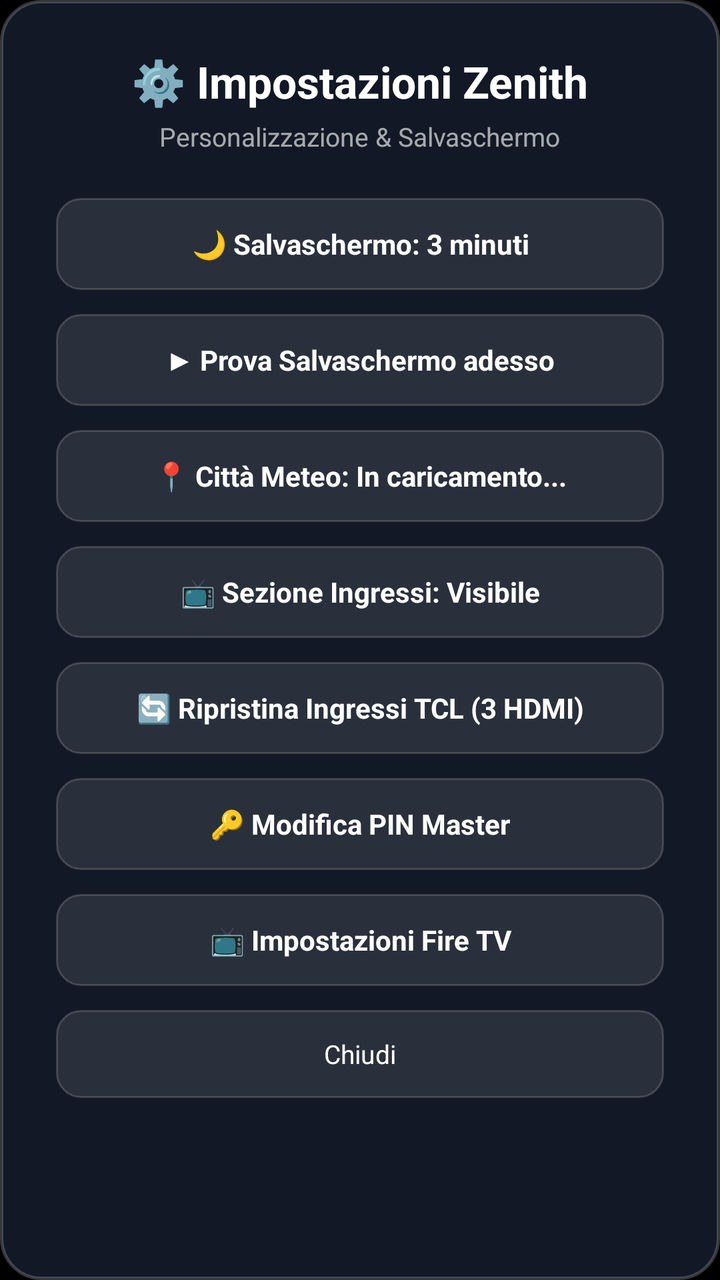
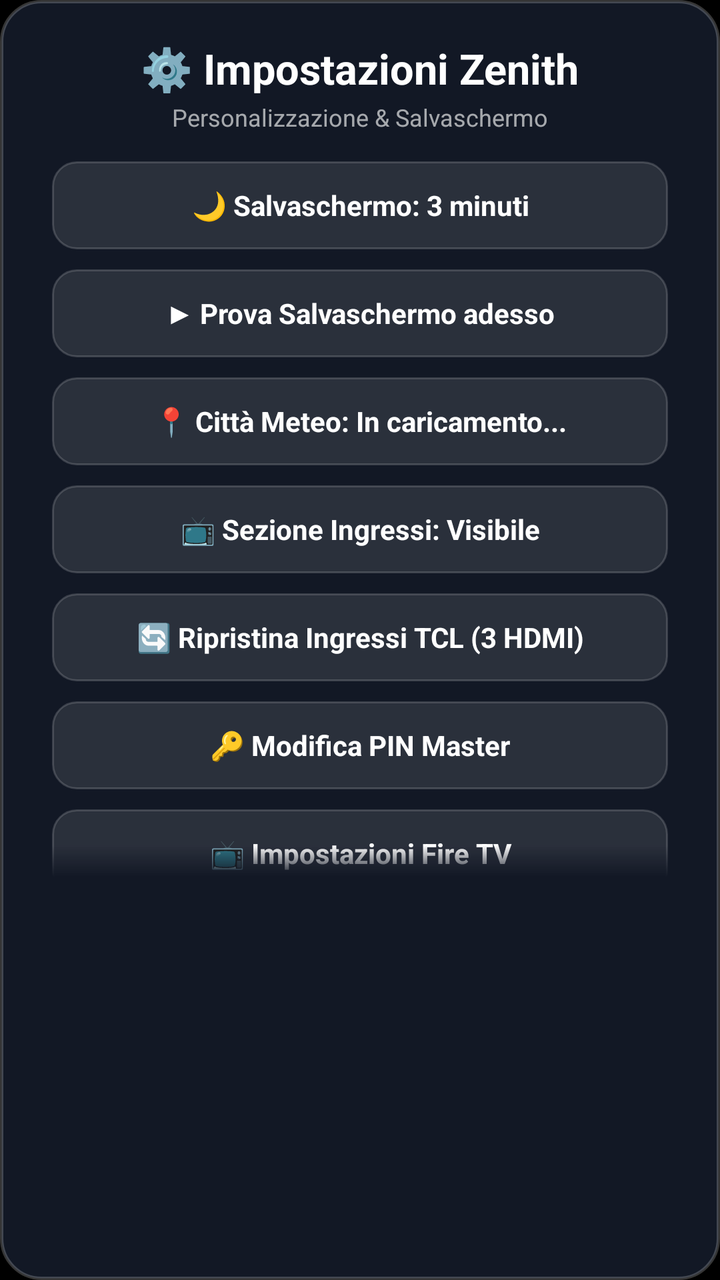

An Android layout rendered at two revisions. The XML below is the earlier revision; the diff shows what the commit changed to produce the second picture.
<!-- AndroidManifest.xml: application theme Theme.Zenith -->
<!-- res/layout/dialog_settings.xml -->
<?xml version="1.0" encoding="utf-8"?>
<LinearLayout xmlns:android="http://schemas.android.com/apk/res/android"
    android:id="@+id/ll_settings_root"
    android:layout_width="440dp"
    android:layout_height="wrap_content"
    android:layout_gravity="center"
    android:orientation="vertical"
    android:background="@drawable/dialog_background"
    android:paddingStart="28dp"
    android:paddingEnd="28dp"
    android:paddingTop="26dp"
    android:paddingBottom="26dp"
    android:gravity="center_horizontal">

    <TextView
        android:id="@+id/tv_settings_title"
        android:layout_width="wrap_content"
        android:layout_height="wrap_content"
        android:textColor="#FFFFFFFF"
        android:textSize="22sp"
        android:textStyle="bold"
        android:text="⚙️ Impostazioni Zenith" />

    <TextView
        android:id="@+id/tv_settings_subtitle"
        android:layout_width="wrap_content"
        android:layout_height="wrap_content"
        android:layout_marginTop="4dp"
        android:layout_marginBottom="22dp"
        android:textColor="#A0FFFFFF"
        android:textSize="13sp"
        android:text="Personalizzazione &amp; Salvaschermo" />

    
    <TextView
        android:id="@+id/btn_set_screensaver_timeout"
        android:layout_width="match_parent"
        android:layout_height="46dp"
        android:background="@drawable/dialog_button_selector"
        android:focusable="true"
        android:clickable="true"
        android:gravity="center"
        android:text="🌙 Salvaschermo: 3 minuti"
        android:textColor="@color/dialog_button_text_color"
        android:textSize="14sp"
        android:textStyle="bold" />

    
    <TextView
        android:id="@+id/btn_set_screensaver_test"
        android:layout_width="match_parent"
        android:layout_height="46dp"
        android:layout_marginTop="12dp"
        android:background="@drawable/dialog_button_selector"
        android:focusable="true"
        android:clickable="true"
        android:gravity="center"
        android:text="▶ Prova Salvaschermo adesso"
        android:textColor="@color/dialog_button_text_color"
        android:textSize="14sp"
        android:textStyle="bold" />

    
    <TextView
        android:id="@+id/btn_set_weather_city"
        android:layout_width="match_parent"
        android:layout_height="46dp"
        android:layout_marginTop="12dp"
        android:background="@drawable/dialog_button_selector"
        android:focusable="true"
        android:clickable="true"
        android:gravity="center"
        android:text="📍 Città Meteo: In caricamento..."
        android:textColor="@color/dialog_button_text_color"
        android:textSize="14sp"
        android:textStyle="bold" />

    
    <TextView
        android:id="@+id/btn_set_inputs_visibility"
        android:layout_width="match_parent"
        android:layout_height="46dp"
        android:layout_marginTop="12dp"
        android:background="@drawable/dialog_button_selector"
        android:focusable="true"
        android:clickable="true"
        android:gravity="center"
        android:text="📺 Sezione Ingressi: Visibile"
        android:textColor="@color/dialog_button_text_color"
        android:textSize="14sp"
        android:textStyle="bold" />

    
    <TextView
        android:id="@+id/btn_set_inputs_reset"
        android:layout_width="match_parent"
        android:layout_height="46dp"
        android:layout_marginTop="12dp"
        android:background="@drawable/dialog_button_selector"
        android:focusable="true"
        android:clickable="true"
        android:gravity="center"
        android:text="🔄 Ripristina Ingressi TCL (3 HDMI)"
        android:textColor="@color/dialog_button_text_color"
        android:textSize="14sp"
        android:textStyle="bold" />

    
    <TextView
        android:id="@+id/btn_set_change_pin"
        android:layout_width="match_parent"
        android:layout_height="46dp"
        android:layout_marginTop="12dp"
        android:background="@drawable/dialog_button_selector"
        android:focusable="true"
        android:clickable="true"
        android:gravity="center"
        android:text="🔑 Modifica PIN Master"
        android:textColor="@color/dialog_button_text_color"
        android:textSize="14sp"
        android:textStyle="bold" />

    
    <TextView
        android:id="@+id/btn_set_firetv"
        android:layout_width="match_parent"
        android:layout_height="46dp"
        android:layout_marginTop="12dp"
        android:background="@drawable/dialog_button_selector"
        android:focusable="true"
        android:clickable="true"
        android:gravity="center"
        android:text="📺 Impostazioni Fire TV"
        android:textColor="@color/dialog_button_text_color"
        android:textSize="14sp"
        android:textStyle="bold" />

    
    <TextView
        android:id="@+id/btn_set_close"
        android:layout_width="match_parent"
        android:layout_height="44dp"
        android:layout_marginTop="12dp"
        android:background="@drawable/dialog_button_selector"
        android:focusable="true"
        android:clickable="true"
        android:gravity="center"
        android:text="Chiudi"
        android:textColor="@color/dialog_button_text_color"
        android:textSize="13sp" />

</LinearLayout>
<!-- resources referenced by this layout -->
<resources>
  <!-- drawable dialog_background (drawable) -->
  <?xml version="1.0" encoding="utf-8"?>
  <shape xmlns:android="http://schemas.android.com/apk/res/android"
      android:shape="rectangle">
      <corners android:radius="20dp" />
      <solid android:color="#F2141A28" />
      <stroke android:width="1.5dp" android:color="#35FFFFFF" />
  </shape>
  <!-- drawable dialog_button_selector (drawable) -->
  <?xml version="1.0" encoding="utf-8"?>
  <selector xmlns:android="http://schemas.android.com/apk/res/android">
      <item android:state_focused="true">
          <shape android:shape="rectangle">
              <corners android:radius="12dp" />
              <solid android:color="#FFFFFFFF" />
              <stroke android:width="2dp" android:color="#FFFFFFFF" />
          </shape>
      </item>
      <item android:state_pressed="true">
          <shape android:shape="rectangle">
              <corners android:radius="12dp" />
              <solid android:color="#D0FFFFFF" />
          </shape>
      </item>
      <item>
          <shape android:shape="rectangle">
              <corners android:radius="12dp" />
              <solid android:color="#1AFFFFFF" />
              <stroke android:width="1dp" android:color="#2AFFFFFF" />
          </shape>
      </item>
  </selector>
  <style name="Theme.Zenith" parent="@android:style/Theme.NoTitleBar.Fullscreen">
          <item name="android:windowBackground">@android:color/black</item>
          <item name="android:colorBackground">@android:color/black</item>
          <item name="android:textColorPrimary">@color/text_primary</item>
          <item name="android:textColorSecondary">@color/text_secondary</item>
      </style>
  <color name="text_primary">#FFFFFFFF</color>
  <color name="text_secondary">#CCE2D9F3</color>
</resources>

<!-- the commit's change to res/layout/dialog_settings.xml (unified diff, before → after) -->
@@ -1,15 +1,15 @@
 <?xml version="1.0" encoding="utf-8"?>
 <LinearLayout xmlns:android="http://schemas.android.com/apk/res/android"
     android:id="@+id/ll_settings_root"
-    android:layout_width="440dp"
+    android:layout_width="460dp"
     android:layout_height="wrap_content"
     android:layout_gravity="center"
     android:orientation="vertical"
     android:background="@drawable/dialog_background"
-    android:paddingStart="28dp"
-    android:paddingEnd="28dp"
-    android:paddingTop="26dp"
-    android:paddingBottom="26dp"
+    android:paddingStart="26dp"
+    android:paddingEnd="26dp"
+    android:paddingTop="20dp"
+    android:paddingBottom="16dp"
     android:gravity="center_horizontal">
 
     <TextView
@@ -17,7 +17,7 @@
         android:layout_width="wrap_content"
         android:layout_height="wrap_content"
         android:textColor="#FFFFFFFF"
-        android:textSize="22sp"
+        android:textSize="21sp"
         android:textStyle="bold"
         android:text="⚙️ Impostazioni Zenith" />
 
@@ -25,128 +25,149 @@
         android:id="@+id/tv_settings_subtitle"
         android:layout_width="wrap_content"
         android:layout_height="wrap_content"
-        android:layout_marginTop="4dp"
-        android:layout_marginBottom="22dp"
+        android:layout_marginTop="2dp"
+        android:layout_marginBottom="12dp"
         android:textColor="#A0FFFFFF"
-        android:textSize="13sp"
+        android:textSize="12sp"
         android:text="Personalizzazione &amp; Salvaschermo" />
 
-    
-    <TextView
-        android:id="@+id/btn_set_screensaver_timeout"
+    <ScrollView
+        android:id="@+id/sv_settings_scroll"
         android:layout_width="match_parent"
-        android:layout_height="46dp"
-        android:background="@drawable/dialog_button_selector"
-        android:focusable="true"
-        android:clickable="true"
-        android:gravity="center"
-        android:text="🌙 Salvaschermo: 3 minuti"
-        android:textColor="@color/dialog_button_text_color"
-        android:textSize="14sp"
-        android:textStyle="bold" />
+        android:layout_height="360dp"
+        android:scrollbars="none"
+        android:overScrollMode="never"
+        android:fadingEdge="vertical"
+        android:requiresFadingEdge="vertical"
+        android:fadingEdgeLength="16dp"
+        android:clipToPadding="false">
 
-    
-    <TextView
-        android:id="@+id/btn_set_screensaver_test"
-        android:layout_width="match_parent"
-        android:layout_height="46dp"
-        android:layout_marginTop="12dp"
-        android:background="@drawable/dialog_button_selector"
-        android:focusable="true"
-        android:clickable="true"
-        android:gravity="center"
-        android:text="▶ Prova Salvaschermo adesso"
-        android:textColor="@color/dialog_button_text_color"
-        android:textSize="14sp"
-        android:textStyle="bold" />
+        <LinearLayout
+            android:layout_width="match_parent"
+            android:layout_height="wrap_content"
+            android:orientation="vertical"
+            android:paddingTop="2dp"
+            android:paddingBottom="10dp">
 
-    
-    <TextView
-        android:id="@+id/btn_set_weather_city"
-        android:layout_width="match_parent"
-        android:layout_height="46dp"
-        android:layout_marginTop="12dp"
-        android:background="@drawable/dialog_button_selector"
-        android:focusable="true"
-        android:clickable="true"
-        android:gravity="center"
-        android:text="📍 Città Meteo: In caricamento..."
-        android:textColor="@color/dialog_button_text_color"
-        android:textSize="14sp"
-        android:textStyle="bold" />
+            
+            <TextView
+                android:id="@+id/btn_set_screensaver_timeout"
+                android:layout_width="match_parent"
+                android:layout_height="44dp"
+                android:background="@drawable/dialog_button_selector"
+                android:focusable="true"
+                android:clickable="true"
+                android:gravity="center"
+                android:text="🌙 Salvaschermo: 3 minuti"
+                android:textColor="@color/dialog_button_text_color"
+                android:textSize="14sp"
+                android:textStyle="bold" />
 
-    
-    <TextView
-        android:id="@+id/btn_set_inputs_visibility"
-        android:layout_width="match_parent"
-        android:layout_height="46dp"
-        android:layout_marginTop="12dp"
-        android:background="@drawable/dialog_button_selector"
-        android:focusable="true"
-        android:clickable="true"
-        android:gravity="center"
-        android:text="📺 Sezione Ingressi: Visibile"
-        android:textColor="@color/dialog_button_text_color"
-        android:textSize="14sp"
-        android:textStyle="bold" />
+            
+            <TextView
+                android:id="@+id/btn_set_screensaver_test"
+                android:layout_width="match_parent"
+                android:layout_height="44dp"
+                android:layout_marginTop="10dp"
+                android:background="@drawable/dialog_button_selector"
+                android:focusable="true"
+                android:clickable="true"
+                android:gravity="center"
+                android:text="▶ Prova Salvaschermo adesso"
+                android:textColor="@color/dialog_button_text_color"
+                android:textSize="14sp"
+                android:textStyle="bold" />
 
-    
-    <TextView
-        android:id="@+id/btn_set_inputs_reset"
-        android:layout_width="match_parent"
-        android:layout_height="46dp"
-        android:layout_marginTop="12dp"
-        android:background="@drawable/dialog_button_selector"
-        android:focusable="true"
-        android:clickable="true"
-        android:gravity="center"
-        android:text="🔄 Ripristina Ingressi TCL (3 HDMI)"
-        android:textColor="@color/dialog_button_text_color"
-        android:textSize="14sp"
-        android:textStyle="bold" />
+            
+            <TextView
+                android:id="@+id/btn_set_weather_city"
+                android:layout_width="match_parent"
+                android:layout_height="44dp"
+                android:layout_marginTop="10dp"
+                android:background="@drawable/dialog_button_selector"
+                android:focusable="true"
+                android:clickable="true"
+                android:gravity="center"
+                android:text="📍 Città Meteo: In caricamento..."
+                android:textColor="@color/dialog_button_text_color"
+                android:textSize="14sp"
+                android:textStyle="bold" />
 
-    
-    <TextView
-        android:id="@+id/btn_set_change_pin"
-        android:layout_width="match_parent"
-        android:layout_height="46dp"
-        android:layout_marginTop="12dp"
-        android:background="@drawable/dialog_button_selector"
-        android:focusable="true"
-        android:clickable="true"
-        android:gravity="center"
-        android:text="🔑 Modifica PIN Master"
-        android:textColor="@color/dialog_button_text_color"
-        android:textSize="14sp"
-        android:textStyle="bold" />
+            
+            <TextView
+                android:id="@+id/btn_set_inputs_visibility"
+                android:layout_width="match_parent"
+                android:layout_height="44dp"
+                android:layout_marginTop="10dp"
+                android:background="@drawable/dialog_button_selector"
+                android:focusable="true"
+                android:clickable="true"
+                android:gravity="center"
+                android:text="📺 Sezione Ingressi: Visibile"
+                android:textColor="@color/dialog_button_text_color"
+                android:textSize="14sp"
+                android:textStyle="bold" />
 
-    
-    <TextView
-        android:id="@+id/btn_set_firetv"
-        android:layout_width="match_parent"
-        android:layout_height="46dp"
-        android:layout_marginTop="12dp"
-        android:background="@drawable/dialog_button_selector"
-        android:focusable="true"
-        android:clickable="true"
-        android:gravity="center"
-        android:text="📺 Impostazioni Fire TV"
-        android:textColor="@color/dialog_button_text_color"
-        android:textSize="14sp"
-        android:textStyle="bold" />
+            
+            <TextView
+                android:id="@+id/btn_set_inputs_reset"
+                android:layout_width="match_parent"
+                android:layout_height="44dp"
+                android:layout_marginTop="10dp"
+                android:background="@drawable/dialog_button_selector"
+                android:focusable="true"
+                android:clickable="true"
+                android:gravity="center"
+                android:text="🔄 Ripristina Ingressi TCL (3 HDMI)"
+                android:textColor="@color/dialog_button_text_color"
+                android:textSize="14sp"
+                android:textStyle="bold" />
 
-    
-    <TextView
-        android:id="@+id/btn_set_close"
-        android:layout_width="match_parent"
-        android:layout_height="44dp"
-        android:layout_marginTop="12dp"
-        android:background="@drawable/dialog_button_selector"
-        android:focusable="true"
-        android:clickable="true"
-        android:gravity="center"
-        android:text="Chiudi"
-        android:textColor="@color/dialog_button_text_color"
-        android:textSize="13sp" />
+            
+            <TextView
+                android:id="@+id/btn_set_change_pin"
+                android:layout_width="match_parent"
+                android:layout_height="44dp"
+                android:layout_marginTop="10dp"
+                android:background="@drawable/dialog_button_selector"
+                android:focusable="true"
+                android:clickable="true"
+                android:gravity="center"
+                android:text="🔑 Modifica PIN Master"
+                android:textColor="@color/dialog_button_text_color"
+                android:textSize="14sp"
+                android:textStyle="bold" />
+
+            
+            <TextView
+                android:id="@+id/btn_set_firetv"
+                android:layout_width="match_parent"
+                android:layout_height="44dp"
+                android:layout_marginTop="10dp"
+                android:background="@drawable/dialog_button_selector"
+                android:focusable="true"
+                android:clickable="true"
+                android:gravity="center"
+                android:text="📺 Impostazioni Fire TV"
+                android:textColor="@color/dialog_button_text_color"
+                android:textSize="14sp"
+                android:textStyle="bold" />
+
+            
+            <TextView
+                android:id="@+id/btn_set_close"
+                android:layout_width="match_parent"
+                android:layout_height="42dp"
+                android:layout_marginTop="10dp"
+                android:background="@drawable/dialog_button_selector"
+                android:focusable="true"
+                android:clickable="true"
+                android:gravity="center"
+                android:text="Chiudi"
+                android:textColor="@color/dialog_button_text_color"
+                android:textSize="13sp" />
+
+        </LinearLayout>
+    </ScrollView>
 
 </LinearLayout>
